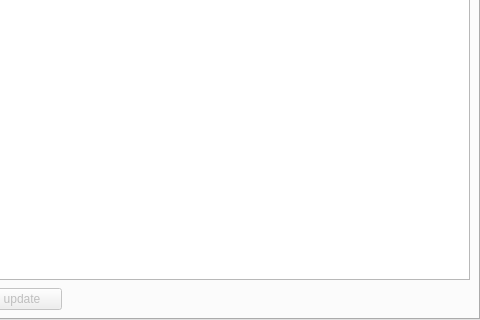
This is src/anunnaki/resources/extensions.ui in hasanpasha/anunnaki as Qt 5 draws it before an edit; both pictures show x 204 to 684 and y 152 to 472 of the 684 by 472 pixel window. The edited form follows.
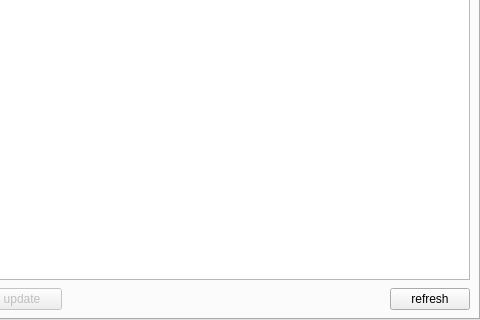
This is the edited form.

Commit message: add refresh button

The edit to the form file:
```diff
--- a/src/anunnaki/resources/extensions.ui
+++ b/src/anunnaki/resources/extensions.ui
@@ -133,6 +133,13 @@
            </property>
           </spacer>
          </item>
+         <item>
+          <widget class="QPushButton" name="ext_refresh">
+           <property name="text">
+            <string>refresh</string>
+           </property>
+          </widget>
+         </item>
         </layout>
        </item>
       </layout>
```
The commit also changes 3 other files.
